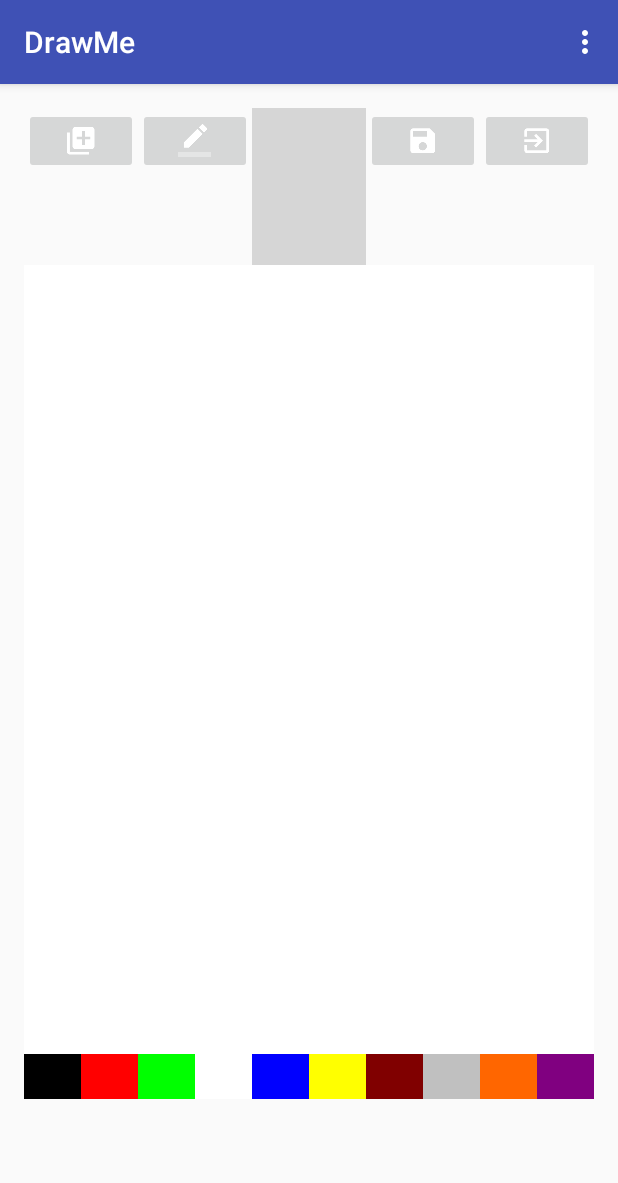
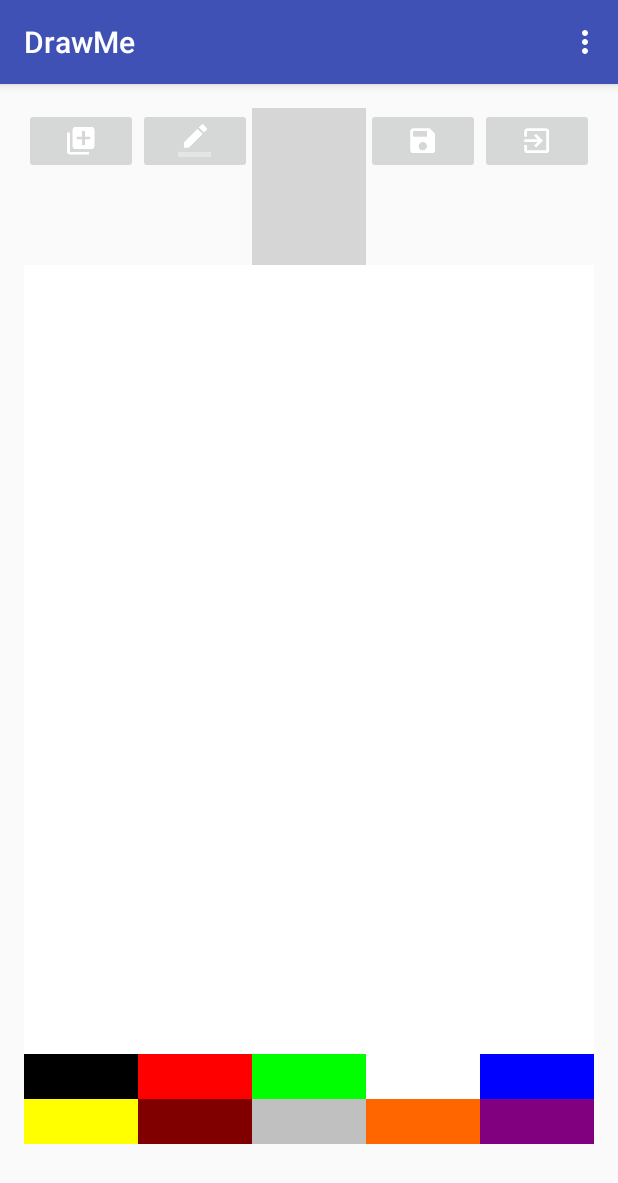
Before and after one commit to Jose95V/DrawMe, an Android app: the screen it shows after launch (MainActivity), on a phone screen of 412 x 824 dp. Shown: the top 1183 px of the screen. Run offline under Robolectric (Android 15) with nearby library versions, the phone set to English and light mode, and no system bars; grey boxes are pictures that could not be loaded.

Commit message:
arreglando columnas de colores

```diff
--- a/app/src/main/java/com/example/josedanilo/drawme/MainActivity.java
+++ b/app/src/main/java/com/example/josedanilo/drawme/MainActivity.java
@@ -17,6 +17,12 @@ public class MainActivity extends AppCompatActivity implements View.OnClickListe
     ImageButton verde;
     ImageButton azul;
     ImageButton rojo;
+    ImageButton amarillo;
+    ImageButton marron;
+    ImageButton gris;
+    ImageButton naranja;
+    ImageButton morado;
+
     Lienzo lienzo;
 
     @Override
@@ -31,12 +37,22 @@ public class MainActivity extends AppCompatActivity implements View.OnClickListe
         verde = (ImageButton) findViewById(R.id.colorverde);
         azul = (ImageButton) findViewById(R.id.colorazul);
         rojo = (ImageButton) findViewById(R.id.colorrojo);
+        amarillo = (ImageButton) findViewById(R.id.coloramarillo);
+        marron = (ImageButton) findViewById(R.id.colormarron);
+        gris = (ImageButton) findViewById(R.id.colorgris);
+        naranja = (ImageButton) findViewById(R.id.colornaranja);
+        morado = (ImageButton) findViewById(R.id.colormorado);
 
         negro.setOnClickListener(this);
         blanco.setOnClickListener(this);
         verde.setOnClickListener(this);
         azul.setOnClickListener(this);
         rojo.setOnClickListener(this);
+        amarillo.setOnClickListener(this);
+        marron.setOnClickListener(this);
+        gris.setOnClickListener(this);
+        naranja.setOnClickListener(this);
+        morado.setOnClickListener(this);
 
         lienzo = (Lienzo) findViewById(R.id.lienzo);
 
@@ -91,6 +107,26 @@ public class MainActivity extends AppCompatActivity implements View.OnClickListe
                 color = v.getTag().toString();
                 lienzo.setColor(color);
                 break;
+            case R.id.coloramarillo:
+                color = v.getTag().toString();
+                lienzo.setColor(color);
+                break;
+            case R.id.colormarron:
+                color = v.getTag().toString();
+                lienzo.setColor(color);
+                break;
+            case R.id.colorgris:
+                color = v.getTag().toString();
+                lienzo.setColor(color);
+                break;
+            case R.id.colornaranja:
+                color = v.getTag().toString();
+                lienzo.setColor(color);
+                break;
+            case R.id.colormorado:
+                color = v.getTag().toString();
+                lienzo.setColor(color);
+                break;
 
 
         }
--- a/app/src/main/res/layout/content_main.xml
+++ b/app/src/main/res/layout/content_main.xml
@@ -73,10 +73,17 @@
 
 
     <LinearLayout
-            android:orientation="horizontal"
+            android:orientation="vertical"
             android:layout_width="match_parent"
         android:layout_weight="1"
         android:layout_height="0dp">
+
+        <LinearLayout
+            android:layout_width="match_parent"
+            android:layout_height="wrap_content"
+
+            android:orientation="horizontal">
+
 
             <ImageButton
                 android:layout_width="0dp"
@@ -117,6 +124,14 @@
                 android:layout_weight="1"
                 android:tag="#FF0000FF"
                 android:background="#FF0000FF"/>
+
+        </LinearLayout>
+
+        <LinearLayout
+            android:layout_width="match_parent"
+            android:layout_height="wrap_content"
+
+            android:orientation="horizontal">
 
         <ImageButton
             android:layout_width="0dp"
@@ -161,5 +176,5 @@
 
 
         </LinearLayout>
-
+    </LinearLayout>
 </LinearLayout>
```
